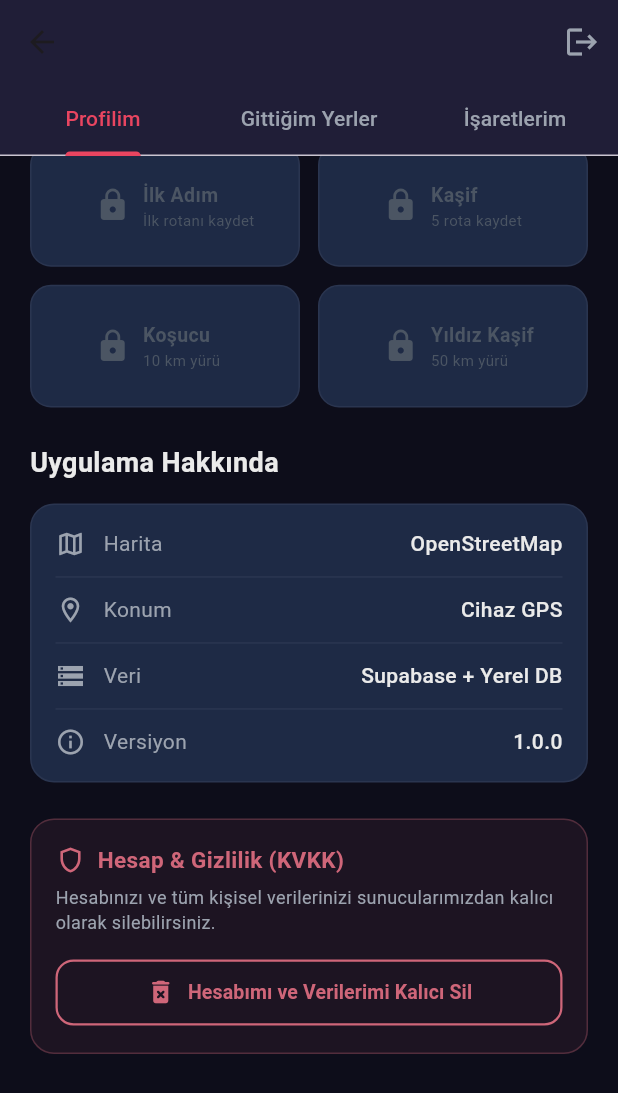
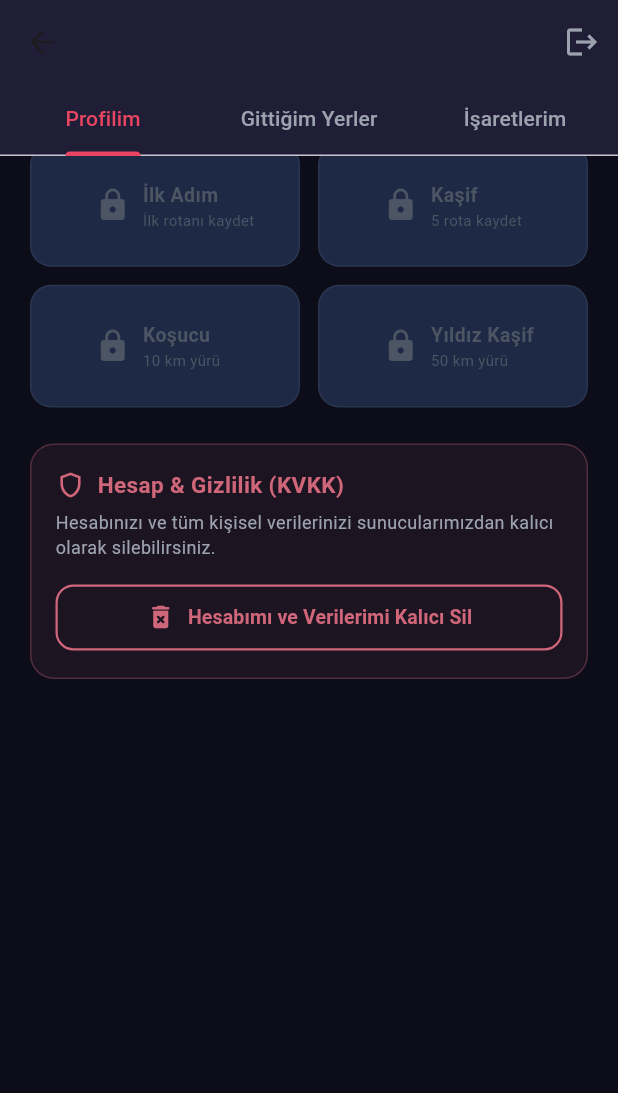
Before and after one commit to emrzl111/kesif-app, a Flutter app: the ProfileScreen screen opened directly, scrolled down 200 dp, on a phone screen of 412 x 824 dp. Shown: the top 1093 px of the screen. Run offline on Flutter 3.47's test engine with Material 3 defaults, Android fonts, the phone set to English and light mode, and no system bars; our stand-ins replace firebase_core, firebase_messaging, flutter_local_notifications, flutter_map, geolocator, google_fonts and 8 more; accounts and stored records are empty.

Commit message:
fix: etkinlik sayaci/liste uyumu, profilde Uygulama Hakkinda kaldirildi, Apple relay takma adi gecersiz sayilir

```diff
--- a/lib/features/profile/profile_screen.dart
+++ b/lib/features/profile/profile_screen.dart
@@ -299,8 +299,6 @@ class _ProfileScreenState extends State<ProfileScreen>
             const SizedBox(height: 24),
           ],
           _buildSection('Rozetler', _buildBadges()),
-          const SizedBox(height: 24),
-          _buildSection('Uygulama Hakkında', _buildAbout()),
           const SizedBox(height: 24),
           _buildDeleteAccountSection(),
           const SizedBox(height: 32),
@@ -790,43 +788,6 @@ class _ProfileScreenState extends State<ProfileScreen>
     );
   }
 
-  Widget _buildAbout() {
-    return Container(
-      padding: const EdgeInsets.all(16),
-      decoration: BoxDecoration(
-        color: AppColors.card,
-        borderRadius: BorderRadius.circular(16),
-        border: Border.all(color: AppColors.border),
-      ),
-      child: Column(
-        children: [
-          _aboutRow(Icons.map_outlined, 'Harita', 'OpenStreetMap'),
-          const Divider(color: AppColors.divider, height: 24),
-          _aboutRow(Icons.location_on_outlined, 'Konum', 'Cihaz GPS'),
-          const Divider(color: AppColors.divider, height: 24),
-          _aboutRow(Icons.storage_outlined, 'Veri', 'Supabase + Yerel DB'),
-          const Divider(color: AppColors.divider, height: 24),
-          _aboutRow(Icons.info_outline, 'Versiyon', '1.0.0'),
-        ],
-      ),
-    );
-  }
-
-  Widget _aboutRow(IconData icon, String label, String value) {
-    return Row(
-      children: [
-        Icon(icon, color: AppColors.textSecondary, size: 20),
-        const SizedBox(width: 12),
-        Text(label,
-            style: const TextStyle(color: AppColors.textSecondary)),
-        const Spacer(),
-        Text(value,
-            style: const TextStyle(
-                color: AppColors.textPrimary, fontWeight: FontWeight.w500)),
-      ],
-    );
-  }
-
   Widget _buildSocialSection() {
     return Container(
       decoration: BoxDecoration(
```
Also changed, not shown: lib/features/discovery/discovery_screen.dart (+22 -18 lines), lib/services/auth_service.dart (+11 -0 lines).
